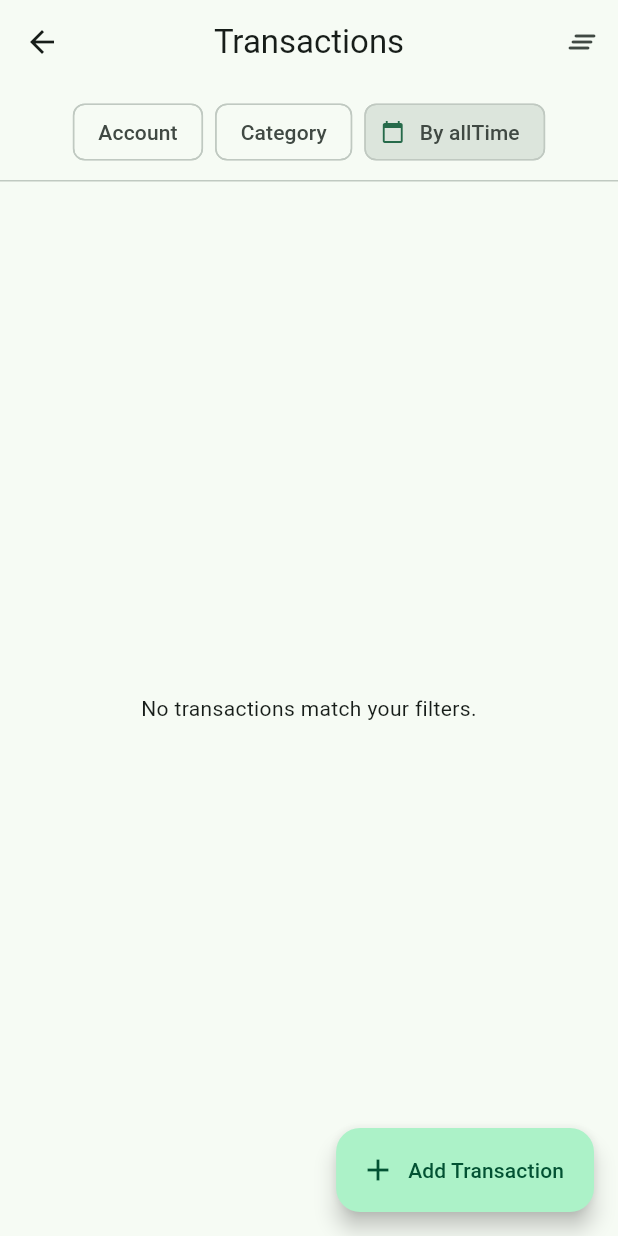
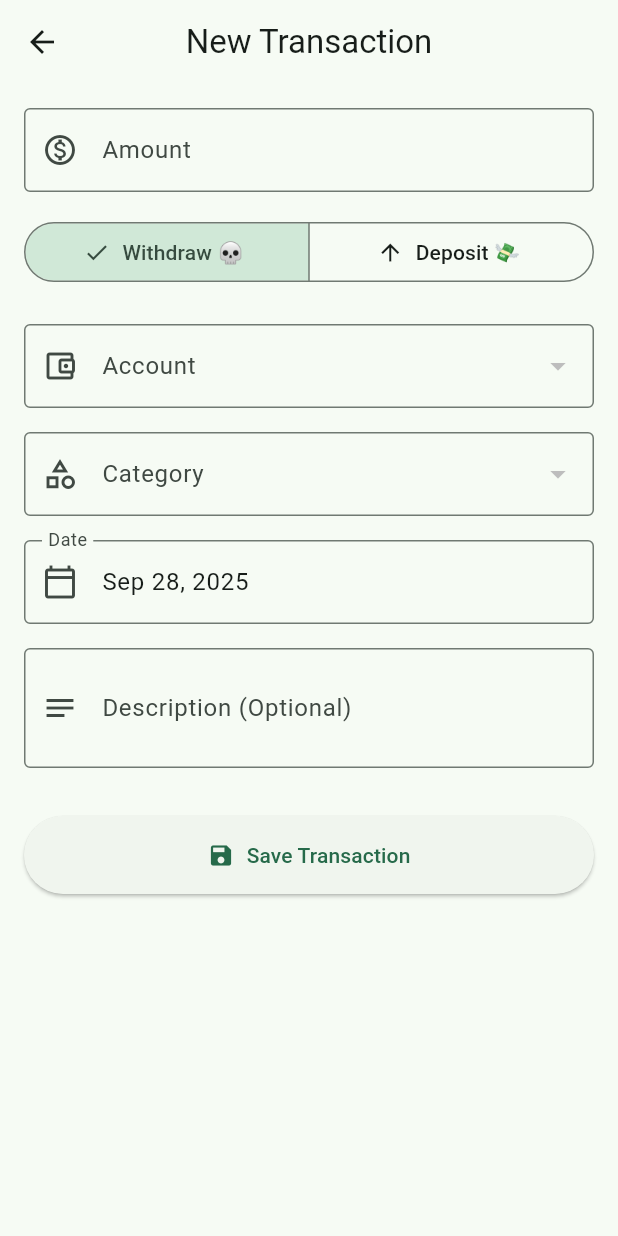
Before and after one commit to yuzalsif/budget_master, a Flutter app: the TransactionsScreen screen opened directly, after a tap on "Add Transaction", on a phone screen of 412 x 824 dp. Run offline on Flutter 3.47's test engine with Material 3 defaults, Android fonts, the light colour scheme and no system bars; our stand-ins replace fl_chart, flutter_riverpod, objectbox; accounts and stored records are empty; generated files the repository leaves out were written again.

Commit message:
feat: Add support to edit and add transactions

```diff
--- /dev/null
+++ b/lib/features/transactions/presentation/screens/add_edit_transaction_screen.dart
@@ -0,0 +1,269 @@
+// lib/features/transactions/presentation/screens/add_edit_transaction_screen.dart
+
+import 'package:budget_master/domain/models/category.dart';
+import 'package:budget_master/domain/models/transaction.dart';
+import 'package:budget_master/features/accounts/application/account_providers.dart';
+import 'package:budget_master/features/categories/application/category_providers.dart';
+import 'package:budget_master/features/dashboard/application/dashboard_providers.dart';
+import 'package:budget_master/features/transactions/application/transaction_providers.dart';
+import 'package:budget_master/features/transactions/application/transaction_service.dart';
+import 'package:flutter/material.dart';
+import 'package:flutter/services.dart';
+import 'package:flutter_riverpod/flutter_riverpod.dart';
+import 'package:budget_master/domain/models/account.dart';
+import 'package:intl/intl.dart';
+
+class AddEditTransactionScreen extends ConsumerStatefulWidget {
+  final Transaction? transaction;
+  const AddEditTransactionScreen({super.key, this.transaction});
+
+  @override
+  ConsumerState<AddEditTransactionScreen> createState() =>
+      _AddEditTransactionScreenState();
+}
+
+class _AddEditTransactionScreenState
+    extends ConsumerState<AddEditTransactionScreen> {
+  final _formKey = GlobalKey<FormState>();
+
+  late final TextEditingController _amountController;
+  late final TextEditingController _dateController;
+  late final TextEditingController _descriptionController;
+
+  TransactionType _selectedType = TransactionType.withdrawal;
+  Account? _selectedAccount;
+  Category? _selectedCategory;
+  DateTime _selectedDate = DateTime.now();
+
+  bool get isEditMode => widget.transaction != null;
+
+  @override
+  void initState() {
+    super.initState();
+    _amountController = TextEditingController(
+      text: widget.transaction?.amount.toString() ?? '',
+    );
+    _descriptionController = TextEditingController(
+      text: widget.transaction?.description ?? '',
+    );
+
+    if (isEditMode) {
+      final txn = widget.transaction!;
+      _selectedType = TransactionType.values[txn.type];
+      _selectedDate = txn.date;
+      _selectedAccount = txn.account.target;
+      _selectedCategory = txn.category.target;
+    }
+    _dateController = TextEditingController(
+      text: DateFormat.yMMMd().format(_selectedDate),
+    );
+  }
+
+  @override
+  void dispose() {
+    _amountController.dispose();
+    _dateController.dispose();
+    _descriptionController.dispose();
+    super.dispose();
+  }
+
+  Future<void> _selectDate(BuildContext context) async {
+    final DateTime? picked = await showDatePicker(
+      context: context,
+      initialDate: _selectedDate,
+      firstDate: DateTime(2000),
+      lastDate: DateTime(2101),
+    );
+    if (picked != null && picked != _selectedDate) {
+      setState(() {
+        _selectedDate = picked;
+        _dateController.text = DateFormat.yMMMd().format(_selectedDate);
+      });
+    }
+  }
+
+  void _saveTransaction() {
+    if (!_formKey.currentState!.validate()) {
+      return;
+    }
+
+    if (_selectedAccount == null || _selectedCategory == null) {
+      ScaffoldMessenger.of(context).showSnackBar(
+        const SnackBar(
+          content: Text('Please select an account and a category.'),
+        ),
+      );
+      return;
+    }
+
+    final amount = double.tryParse(_amountController.text) ?? 0.0;
+
+    // Create the transaction object
+    final transaction = isEditMode ? widget.transaction! : Transaction();
+    transaction
+      ..amount = amount
+      ..type = _selectedType.index
+      ..date = _selectedDate
+      ..description = _descriptionController.text;
+
+    // Crucially, we set the target for the ToOne links
+    transaction.account.target = _selectedAccount;
+    transaction.category.target = _selectedCategory;
+
+    // Use the appropriate service method
+    if (isEditMode) {
+      ref.read(transactionServiceProvider).updateTransaction(transaction);
+    } else {
+      ref.read(transactionServiceProvider).addTransaction(transaction);
+    }
+
+    // Refresh all relevant providers
+    ref.invalidate(accountsProvider);
+    ref.invalidate(filteredTransactionsProvider);
+    ref.invalidate(dashboardDataProvider);
+
+    Navigator.of(context).pop();
+  }
+
+  @override
+  Widget build(BuildContext context) {
+    // We watch these providers to get the lists for our dropdowns
+    final accounts = ref.watch(accountsProvider);
+    final categories = ref.watch(categoriesProvider);
+
+    // Set initial dropdown values if not in edit mode
+    if (!isEditMode) {
+      _selectedAccount ??= accounts.isNotEmpty ? accounts.first : null;
+      _selectedCategory ??= categories.isNotEmpty ? categories.first : null;
+    }
+
+    return Scaffold(
+      appBar: AppBar(
+        title: Text(isEditMode ? 'Edit Transaction' : 'New Transaction'),
+      ),
+      body: SingleChildScrollView(
+        padding: const EdgeInsets.all(16.0),
+        child: Form(
+          key: _formKey,
+          child: Column(
+            crossAxisAlignment: CrossAxisAlignment.stretch,
+            children: [
+              // Amount
+              TextFormField(
+                controller: _amountController,
+                decoration: const InputDecoration(
+                  labelText: 'Amount',
+                  border: OutlineInputBorder(),
+                  prefixIcon: Icon(Icons.monetization_on_outlined),
+                ),
+                keyboardType: const TextInputType.numberWithOptions(
+                  decimal: true,
+                ),
+                validator: (val) =>
+                    val!.isEmpty ? 'Please enter an amount' : null,
+              ),
+              const SizedBox(height: 16),
+
+              // Transaction Type Toggle
+              SegmentedButton<TransactionType>(
+                segments: const [
+                  ButtonSegment(
+                    value: TransactionType.withdrawal,
+                    label: Text('Withdraw 💀'),
+                    icon: Icon(Icons.arrow_downward),
+                  ),
+                  ButtonSegment(
+                    value: TransactionType.deposit,
+                    label: Text('Deposit 💸'),
+                    icon: Icon(Icons.arrow_upward),
+                  ),
+                ],
+                selected: {_selectedType},
+                onSelectionChanged: (newSelection) {
+                  setState(() {
+                    _selectedType = newSelection.first;
+                  });
+                },
+              ),
+              const SizedBox(height: 24),
+
+              // Account Dropdown
+              DropdownButtonFormField<Account>(
+                value: _selectedAccount,
+                items: accounts
+                    .map(
+                      (acc) =>
+                          DropdownMenuItem(value: acc, child: Text(acc.name)),
+                    )
+                    .toList(),
+                onChanged: (val) => setState(() => _selectedAccount = val),
+                decoration: const InputDecoration(
+                  labelText: 'Account',
+                  border: OutlineInputBorder(),
+                  prefixIcon: Icon(Icons.account_balance_wallet_outlined),
+                ),
+                validator: (val) =>
+                    val == null ? 'Please select an account' : null,
+              ),
+              const SizedBox(height: 16),
+
+              // Category Dropdown
+              DropdownButtonFormField<Category>(
+                value: _selectedCategory,
+                items: categories
+                    .map(
+                      (cat) =>
+                          DropdownMenuItem(value: cat, child: Text(cat.name)),
+                    )
+                    .toList(),
+                onChanged: (val) => setState(() => _selectedCategory = val),
+                decoration: const InputDecoration(
+                  labelText: 'Category',
+                  border: OutlineInputBorder(),
+                  prefixIcon: Icon(Icons.category_outlined),
+                ),
+                validator: (val) =>
+                    val == null ? 'Please select a category' : null,
+              ),
+              const SizedBox(height: 16),
+
+              // Date Picker
+              TextFormField(
+                controller: _dateController,
+                decoration: const InputDecoration(
+                  labelText: 'Date',
+                  border: OutlineInputBorder(),
+                  prefixIcon: Icon(Icons.calendar_today_outlined),
+                ),
+                readOnly: true,
+                onTap: () => _selectDate(context),
+              ),
+              const SizedBox(height: 16),
+
+              // Description
+              TextFormField(
+                controller: _descriptionController,
+                decoration: const InputDecoration(
+                  labelText: 'Description (Optional)',
+                  border: OutlineInputBorder(),
+                  prefixIcon: Icon(Icons.notes_outlined),
+                ),
+                maxLines: 2,
+              ),
+              const SizedBox(height: 32),
+
+              ElevatedButton.icon(
+                onPressed: _saveTransaction,
+                icon: const Icon(Icons.save),
+                label: Text(isEditMode ? 'Save Changes' : 'Save Transaction'),
+                style: ElevatedButton.styleFrom(
+                  padding: const EdgeInsets.symmetric(vertical: 16),
+                ),
+              ),
+            ],
+          ),
+        ),
+      ),
+    );
+  }
+}
--- a/lib/features/transactions/presentation/screens/transactions_screen.dart
+++ b/lib/features/transactions/presentation/screens/transactions_screen.dart
@@ -4,6 +4,7 @@ import 'package:budget_master/features/accounts/application/account_providers.da
 import 'package:budget_master/features/categories/application/category_providers.dart';
 import 'package:budget_master/features/transactions/application/transaction_providers.dart';
 import 'package:budget_master/features/transactions/domain/transaction_filter.dart';
+import 'package:budget_master/features/transactions/presentation/screens/add_edit_transaction_screen.dart';
 import 'package:flutter/material.dart';
 import 'package:flutter_riverpod/flutter_riverpod.dart';
 import 'package:budget_master/domain/models/account.dart';
@@ -103,7 +104,9 @@ class TransactionsScreen extends ConsumerWidget {
       ),
       floatingActionButton: FloatingActionButton.extended(
         onPressed: () {
-          // TODO: Navigate to AddEditTransactionScreen
+          Navigator.of(context).push(
+            MaterialPageRoute(builder: (_) => const AddEditTransactionScreen()),
+          );
         },
         label: const Text('Add Transaction'),
         icon: const Icon(Icons.add),
```
Also changed, not shown: lib/features/dashboard/presentation/screens/dashboard_screen.dart (+55 -1 lines).
